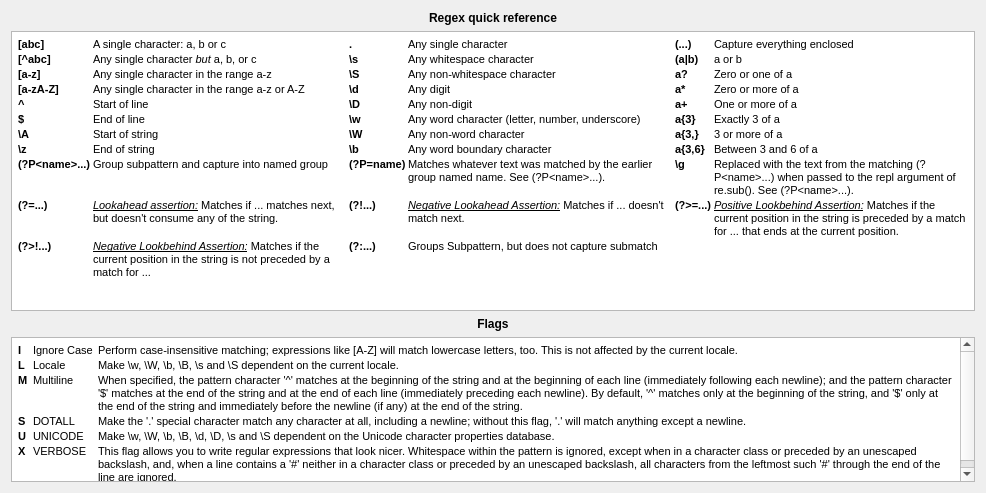
Before: the Qt Designer form blurdev/gui/widgets/pyularwidget/ui/regexrefdialog.ui in blurstudio/PrEditor, drawn with Qt 5.
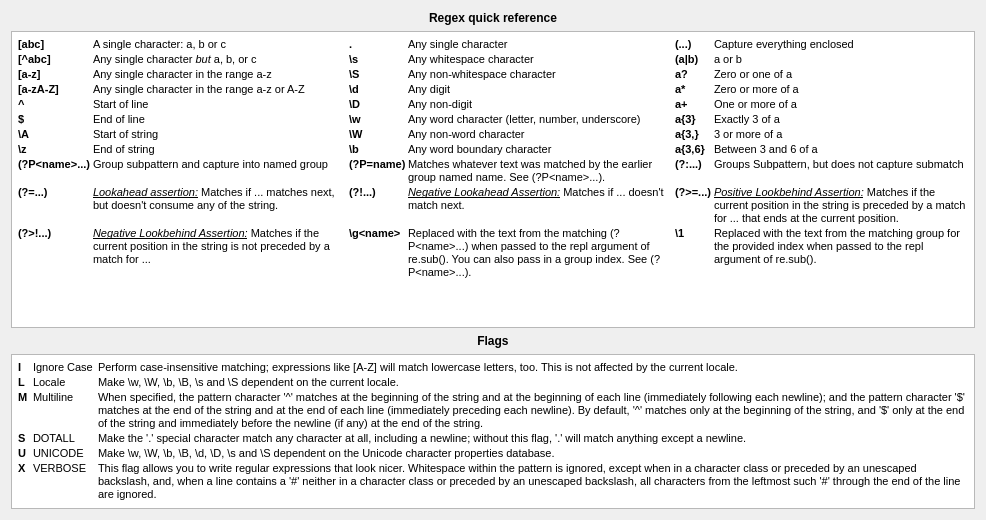
After: the same form once the commit is applied.

Commit message: Fixed the documentation for \g and added documentation for \1.

```diff
--- a/blurdev/gui/widgets/pyularwidget/ui/regexrefdialog.ui
+++ b/blurdev/gui/widgets/pyularwidget/ui/regexrefdialog.ui
@@ -7,7 +7,7 @@
     <x>0</x>
     <y>0</y>
     <width>986</width>
-    <height>493</height>
+    <height>520</height>
    </rect>
   </property>
   <property name="sizePolicy">
@@ -19,7 +19,7 @@
   <property name="minimumSize">
    <size>
     <width>986</width>
-    <height>450</height>
+    <height>520</height>
    </size>
   </property>
   <property name="maximumSize">
@@ -59,7 +59,7 @@
      <property name="minimumSize">
       <size>
        <width>0</width>
-       <height>280</height>
+       <height>297</height>
       </size>
      </property>
      <property name="maximumSize">
@@ -191,9 +191,9 @@
 &lt;td&gt;
 &lt;p style=&quot; margin-top:0px; margin-bottom:0px; margin-left:0px; margin-right:0px; -qt-block-indent:0; text-indent:0px;&quot;&gt;&lt;span style=&quot; font-size:8pt;&quot;&gt;Matches whatever text was matched by the earlier group named name. See (?P&amp;lt;name&amp;gt;...).&lt;/span&gt;&lt;/p&gt;&lt;/td&gt;
 &lt;td&gt;
-&lt;p style=&quot; margin-top:0px; margin-bottom:0px; margin-left:0px; margin-right:0px; -qt-block-indent:0; text-indent:0px;&quot;&gt;&lt;span style=&quot; font-family:'Courier New,courier'; font-size:8pt; font-weight:600;&quot;&gt;\g&lt;/span&gt;&lt;/p&gt;&lt;/td&gt;
+&lt;p style=&quot; margin-top:0px; margin-bottom:0px; margin-left:0px; margin-right:0px; -qt-block-indent:0; text-indent:0px;&quot;&gt;&lt;span style=&quot; font-family:'Courier New,courier'; font-size:8pt; font-weight:600;&quot;&gt;(?:...)&lt;/span&gt;&lt;/p&gt;&lt;/td&gt;
 &lt;td&gt;
-&lt;p style=&quot; margin-top:0px; margin-bottom:0px; margin-left:0px; margin-right:0px; -qt-block-indent:0; text-indent:0px;&quot;&gt;&lt;span style=&quot; font-size:8pt;&quot;&gt;Replaced with the text from the matching (?P&amp;lt;name&amp;gt;...) when passed to the repl argument of re.sub(). See (?P&amp;lt;name&amp;gt;...).&lt;/span&gt;&lt;/p&gt;&lt;/td&gt;&lt;/tr&gt;
+&lt;p style=&quot; margin-top:0px; margin-bottom:0px; margin-left:0px; margin-right:0px; -qt-block-indent:0; text-indent:0px;&quot;&gt;&lt;span style=&quot; font-size:8pt;&quot;&gt;Groups Subpattern, but does not capture submatch&lt;/span&gt;&lt;/p&gt;&lt;/td&gt;&lt;/tr&gt;
 &lt;tr&gt;
 &lt;td&gt;
 &lt;p style=&quot; margin-top:0px; margin-bottom:0px; margin-left:0px; margin-right:0px; -qt-block-indent:0; text-indent:0px;&quot;&gt;&lt;span style=&quot; font-family:'Courier New,courier'; font-size:8pt; font-weight:600;&quot;&gt;(?=...)&lt;/span&gt;&lt;/p&gt;&lt;/td&gt;
@@ -213,11 +213,13 @@
 &lt;td&gt;
 &lt;p style=&quot; margin-top:0px; margin-bottom:0px; margin-left:0px; margin-right:0px; -qt-block-indent:0; text-indent:0px;&quot;&gt;&lt;span style=&quot; font-size:8pt; font-style:italic; text-decoration: underline;&quot;&gt;Negative Lookbehind Assertion:&lt;/span&gt;&lt;span style=&quot; font-size:8pt;&quot;&gt; Matches if the current position in the string is not preceded by a match for ...&lt;/span&gt;&lt;/p&gt;&lt;/td&gt;
 &lt;td&gt;
-&lt;p style=&quot; margin-top:0px; margin-bottom:0px; margin-left:0px; margin-right:0px; -qt-block-indent:0; text-indent:0px;&quot;&gt;&lt;span style=&quot; font-family:'Courier New,courier'; font-size:8pt; font-weight:600;&quot;&gt;(?:...)&lt;/span&gt;&lt;/p&gt;&lt;/td&gt;
+&lt;p style=&quot; margin-top:0px; margin-bottom:0px; margin-left:0px; margin-right:0px; -qt-block-indent:0; text-indent:0px;&quot;&gt;&lt;span style=&quot; font-family:'Courier New,courier'; font-size:8pt; font-weight:600;&quot;&gt;\g&amp;lt;name&amp;gt;&lt;/span&gt;&lt;/p&gt;&lt;/td&gt;
 &lt;td&gt;
-&lt;p style=&quot; margin-top:0px; margin-bottom:0px; margin-left:0px; margin-right:0px; -qt-block-indent:0; text-indent:0px;&quot;&gt;&lt;span style=&quot; font-size:8pt;&quot;&gt;Groups Subpattern, but does not capture submatch&lt;/span&gt;&lt;/p&gt;&lt;/td&gt;
-&lt;td&gt;&lt;/td&gt;
-&lt;td&gt;&lt;/td&gt;&lt;/tr&gt;&lt;/table&gt;&lt;/body&gt;&lt;/html&gt;</string>
+&lt;p style=&quot; margin-top:0px; margin-bottom:0px; margin-left:0px; margin-right:0px; -qt-block-indent:0; text-indent:0px;&quot;&gt;&lt;span style=&quot; font-size:8pt;&quot;&gt;Replaced with the text from the matching (?P&amp;lt;name&amp;gt;...) when passed to the repl argument of re.sub(). You can also pass in a group index. See (?P&amp;lt;name&amp;gt;...).&lt;/span&gt;&lt;/p&gt;&lt;/td&gt;
+&lt;td&gt;
+&lt;p style=&quot; margin-top:0px; margin-bottom:0px; margin-left:0px; margin-right:0px; -qt-block-indent:0; text-indent:0px;&quot;&gt;&lt;span style=&quot; font-family:'Courier New,courier'; font-size:8pt; font-weight:600;&quot;&gt;\1&lt;/span&gt;&lt;/p&gt;&lt;/td&gt;
+&lt;td&gt;
+&lt;p style=&quot; margin-top:0px; margin-bottom:0px; margin-left:0px; margin-right:0px; -qt-block-indent:0; text-indent:0px;&quot;&gt;&lt;span style=&quot; font-size:8pt;&quot;&gt;Replaced with the text from the matching group for the provided index when passed to the repl argument of re.sub().&lt;/span&gt;&lt;/p&gt;&lt;/td&gt;&lt;/tr&gt;&lt;/table&gt;&lt;/body&gt;&lt;/html&gt;</string>
      </property>
     </widget>
    </item>
```
The commit also changes 1 other file.
